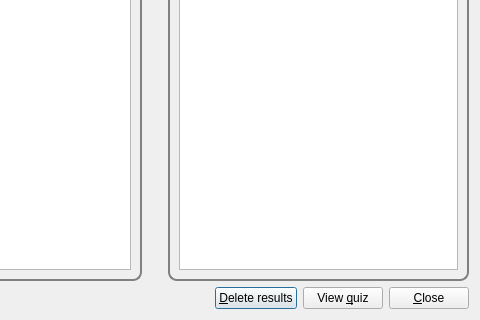
The window that designer/results.ui (sobjornstad/clicker-quiz-manager) describes before a commit, drawn with Qt 5; both pictures show x 170 to 650 and y 330 to 650 of the 650 by 650 pixel window.
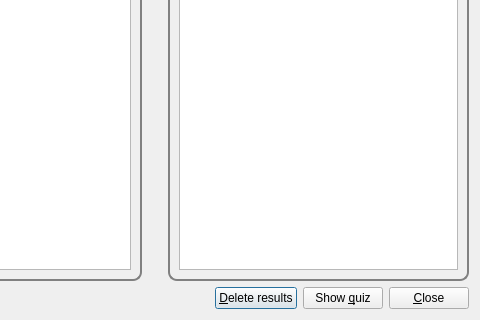
The same window after the commit.

What changed in the file:
```diff
--- a/designer/results.ui
+++ b/designer/results.ui
@@ -340,7 +340,7 @@
        <item>
         <widget class="QPushButton" name="viewQuizButton">
          <property name="text">
-          <string>View &amp;quiz</string>
+          <string>Show &amp;quiz</string>
          </property>
         </widget>
        </item>
```
Left out of the diff: 6 changed lines with no effect on the pictures.
